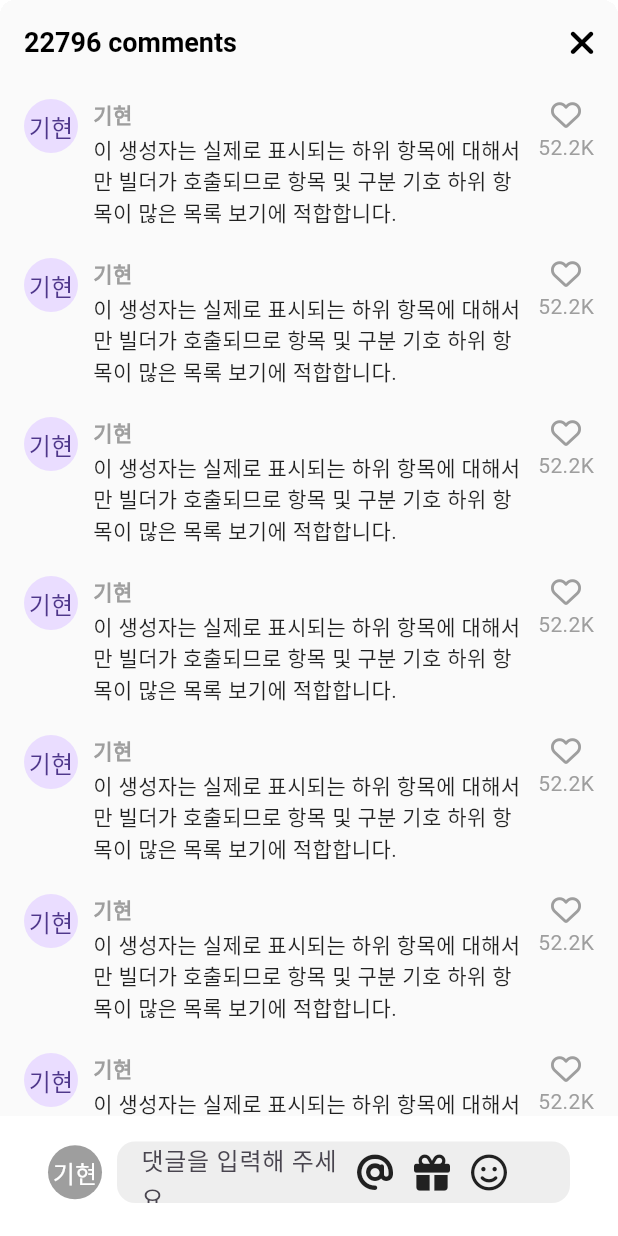
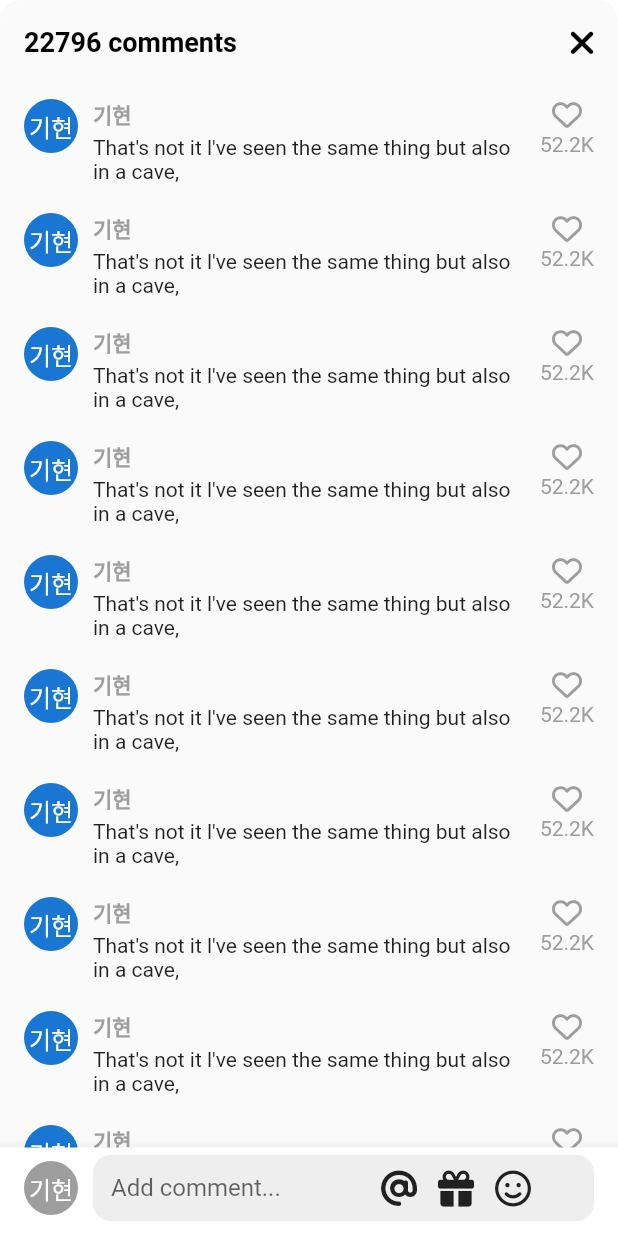
Before and after one commit to zeronedev/tiktok_clone_230217, a Flutter app: the VideoComments screen opened directly, on a phone screen of 412 x 824 dp. Run offline on Flutter 3.47's test engine with Material 3 defaults, Android fonts, the phone set to English and light mode, and no system bars; our stand-ins replace font_awesome_flutter, video_player, visibility_detector; network calls fail.

Commit message:
#15.7 Dark Mode part Three : 프로파일 (04:58)

```diff
--- a/lib/features/main_navigation/main_navigation_screen.dart
+++ b/lib/features/main_navigation/main_navigation_screen.dart
@@ -43,7 +43,8 @@ class _MainNavigationScreenState extends State<MainNavigationScreen> {
     final isDark = isDarkMode(context);
     return Scaffold(
       resizeToAvoidBottomInset: false,
-      backgroundColor: _selectedIndex == 0 ? Colors.black : Colors.white,
+      backgroundColor:
+          _selectedIndex == 0 || isDark ? Colors.black : Colors.white,
       body: Stack(
         children: [
           Offstage(
--- a/lib/features/users/user_profile_screen.dart
+++ b/lib/features/users/user_profile_screen.dart
@@ -21,7 +21,9 @@ class _UserProfileScreenState extends State<UserProfileScreen> {
 
   @override
   Widget build(BuildContext context) {
-    return SafeArea(
+    return Scaffold(
+      backgroundColor: Theme.of(context).appBarTheme.backgroundColor,
+      body: SafeArea(
         child: DefaultTabController(
           length: 2,
           child: NestedScrollView(
@@ -40,6 +42,7 @@ class _UserProfileScreenState extends State<UserProfileScreen> {
                 SliverToBoxAdapter(
                   child: Column(
                     children: [
+                      Gaps.v20,
                       const CircleAvatar(
                         radius: 50,
                         foregroundImage: NetworkImage(
@@ -233,6 +236,7 @@ class _UserProfileScreenState extends State<UserProfileScreen> {
             ),
           ),
         ),
+      ),
     );
   }
 }
--- a/lib/features/videos/widgets/video_comments.dart
+++ b/lib/features/videos/widgets/video_comments.dart
@@ -2,6 +2,7 @@ import 'package:flutter/material.dart';
 import 'package:font_awesome_flutter/font_awesome_flutter.dart';
 import 'package:tiktok_clone_230217/constants/gaps.dart';
 import 'package:tiktok_clone_230217/constants/sizes.dart';
+import 'package:tiktok_clone_230217/utils.dart';
 
 class VideoComments extends StatefulWidget {
   const VideoComments({super.key});
@@ -35,22 +36,24 @@ class _VideoCommentsState extends State<VideoComments> {
   @override
   Widget build(BuildContext context) {
     final size = MediaQuery.of(context).size;
+    final isDark = isDarkMode(context);
     return Container(
-      height: size.height * 0.8,
+      height: size.height * 0.75,
       clipBehavior: Clip.hardEdge,
       decoration: BoxDecoration(
-        borderRadius: BorderRadius.circular(Sizes.size10),
+        borderRadius: BorderRadius.circular(Sizes.size14),
       ),
       child: Scaffold(
-        backgroundColor: Colors.grey.shade50,
+        backgroundColor: isDark ? null : Colors.grey.shade50,
         appBar: AppBar(
-          backgroundColor: Colors.grey.shade50,
+          backgroundColor: isDark ? null : Colors.grey.shade50,
           automaticallyImplyLeading: false,
           title: const Text("22796 comments"),
           actions: [
             IconButton(
               onPressed: _onClosePressed,
-                icon: const FaIcon(FontAwesomeIcons.xmark)),
+              icon: const FaIcon(FontAwesomeIcons.xmark),
+            ),
           ],
         ),
         body: GestureDetector(
@@ -71,9 +74,10 @@ class _VideoCommentsState extends State<VideoComments> {
                   itemBuilder: (context, index) => Row(
                     crossAxisAlignment: CrossAxisAlignment.start,
                     children: [
-                      const CircleAvatar(
+                      CircleAvatar(
                         radius: 18,
-                        child: Text("기현"),
+                        backgroundColor: isDark ? Colors.grey.shade500 : null,
+                        child: const Text("기현"),
                       ),
                       Gaps.h10,
                       Expanded(
@@ -90,7 +94,7 @@ class _VideoCommentsState extends State<VideoComments> {
                             ),
                             Gaps.v3,
                             const Text(
-                              '이 생성자는 실제로 표시되는 하위 항목에 대해서만 빌더가 호출되므로 항목 및 구분 기호 하위 항목이 많은 목록 보기에 적합합니다. ',
+                              "That's not it l've seen the same thing but also in a cave,",
                             ),
                           ],
                         ),
@@ -120,7 +124,6 @@ class _VideoCommentsState extends State<VideoComments> {
                 bottom: 0,
                 width: size.width,
                 child: BottomAppBar(
-                  color: Colors.white,
                   child: Padding(
                     padding: const EdgeInsets.only(
                       left: Sizes.size16,
@@ -128,7 +131,8 @@ class _VideoCommentsState extends State<VideoComments> {
                       bottom: Sizes.size10,
                       top: Sizes.size5,
                     ),
-                    child: Row(children: [
+                    child: Row(
+                      children: [
                         CircleAvatar(
                           radius: 18,
                           backgroundColor: Colors.grey.shade500,
@@ -147,7 +151,7 @@ class _VideoCommentsState extends State<VideoComments> {
                               textInputAction: TextInputAction.newline,
                               cursorColor: Theme.of(context).primaryColor,
                               decoration: InputDecoration(
-                                hintText: "댓글을 입력해 주세요.",
+                                hintText: "Add comment...",
                                 border: OutlineInputBorder(
                                   borderRadius: BorderRadius.circular(
                                     Sizes.size12,
@@ -155,7 +159,9 @@ class _VideoCommentsState extends State<VideoComments> {
                                   borderSide: BorderSide.none,
                                 ),
                                 filled: true,
-                                fillColor: Colors.grey.shade200,
+                                fillColor: isDark
+                                    ? Colors.grey.shade800
+                                    : Colors.grey.shade200,
                                 contentPadding: const EdgeInsets.symmetric(
                                   horizontal: Sizes.size12,
                                 ),
@@ -167,17 +173,23 @@ class _VideoCommentsState extends State<VideoComments> {
                                     children: [
                                       FaIcon(
                                         FontAwesomeIcons.at,
-                                          color: Colors.grey.shade900,
+                                        color: isDark
+                                            ? Colors.grey.shade500
+                                            : Colors.grey.shade900,
                                       ),
                                       Gaps.h14,
                                       FaIcon(
                                         FontAwesomeIcons.gift,
-                                          color: Colors.grey.shade900,
+                                        color: isDark
+                                            ? Colors.grey.shade500
+                                            : Colors.grey.shade900,
                                       ),
                                       Gaps.h14,
                                       FaIcon(
                                         FontAwesomeIcons.faceSmile,
-                                          color: Colors.grey.shade900,
+                                        color: isDark
+                                            ? Colors.grey.shade500
+                                            : Colors.grey.shade900,
                                       ),
                                       Gaps.h14,
                                       if (_isWriting)
@@ -185,17 +197,20 @@ class _VideoCommentsState extends State<VideoComments> {
                                           onTap: _stopWriting,
                                           child: FaIcon(
                                             FontAwesomeIcons.circleArrowUp,
-                                              color: Theme.of(context)
-                                                  .primaryColor,
+                                            color:
+                                                Theme.of(context).primaryColor,
                                           ),
                                         ),
                                       Gaps.h14,
-                                      ]),
-                                )),
+                                    ],
+                                  ),
+                                ),
+                              ),
                             ),
                           ),
                         )
-                    ]),
+                      ],
+                    ),
                   ),
                 ),
               )
```
Also changed, not shown: lib/features/inbox/activity_screen.dart (+12 -10 lines), lib/features/users/widgets/persistent_tab_bar.dart (+8 -7 lines), lib/main.dart (+7 -2 lines), 3 other files. Lines whose indentation alone changed are shown as unchanged.
